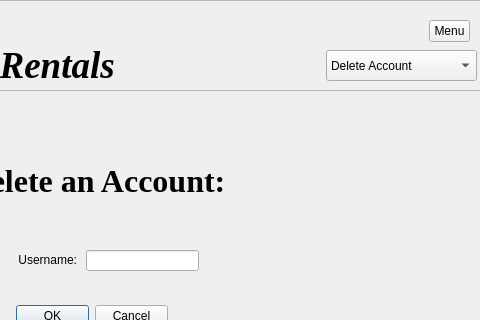
Old version of the form deleteuser.ui in the repository DanielleSamaroo/Group-5-Scooters; both pictures show x 284 to 764 and y 0 to 320 of the 764 by 556 pixel window.
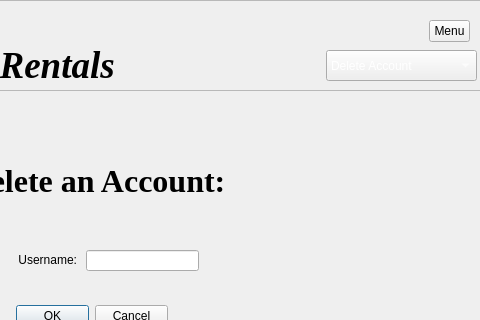
New version of the form. Icons and pictures are not drawn.

```diff
--- a/deleteuser.ui
+++ b/deleteuser.ui
@@ -105,6 +105,24 @@
          </color>
         </brush>
        </colorrole>
+       <colorrole role="Text">
+        <brush brushstyle="SolidPattern">
+         <color alpha="255">
+          <red>255</red>
+          <green>255</green>
+          <blue>255</blue>
+         </color>
+        </brush>
+       </colorrole>
+       <colorrole role="ButtonText">
+        <brush brushstyle="SolidPattern">
+         <color alpha="255">
+          <red>255</red>
+          <green>255</green>
+          <blue>255</blue>
+         </color>
+        </brush>
+       </colorrole>
       </active>
       <inactive>
        <colorrole role="WindowText">
@@ -116,6 +134,24 @@
          </color>
         </brush>
        </colorrole>
+       <colorrole role="Text">
+        <brush brushstyle="SolidPattern">
+         <color alpha="255">
+          <red>255</red>
+          <green>255</green>
+          <blue>255</blue>
+         </color>
+        </brush>
+       </colorrole>
+       <colorrole role="ButtonText">
+        <brush brushstyle="SolidPattern">
+         <color alpha="255">
+          <red>255</red>
+          <green>255</green>
+          <blue>255</blue>
+         </color>
+        </brush>
+       </colorrole>
       </inactive>
       <disabled/>
      </palette>
```
